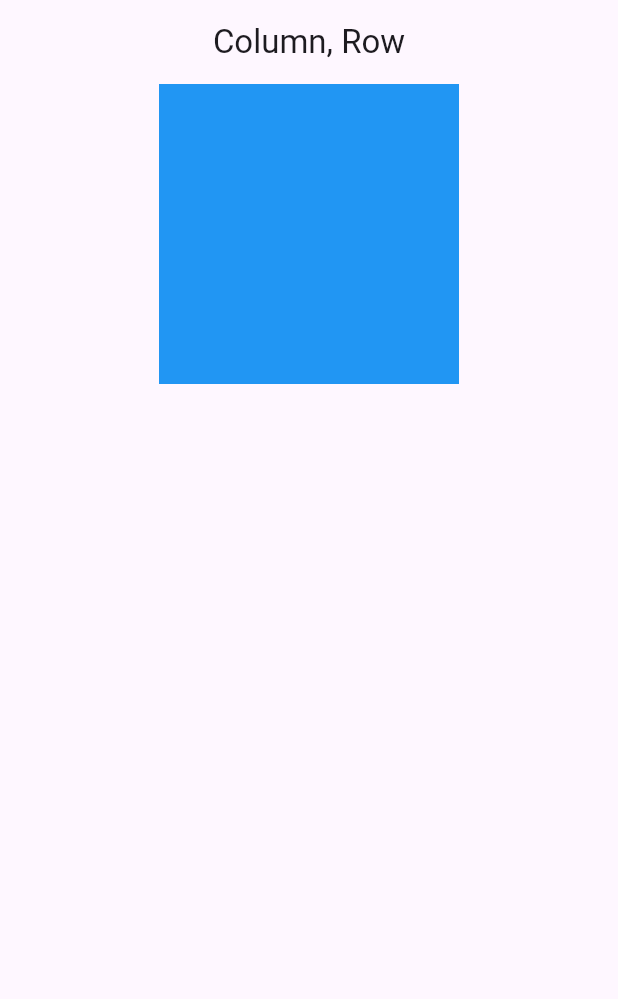
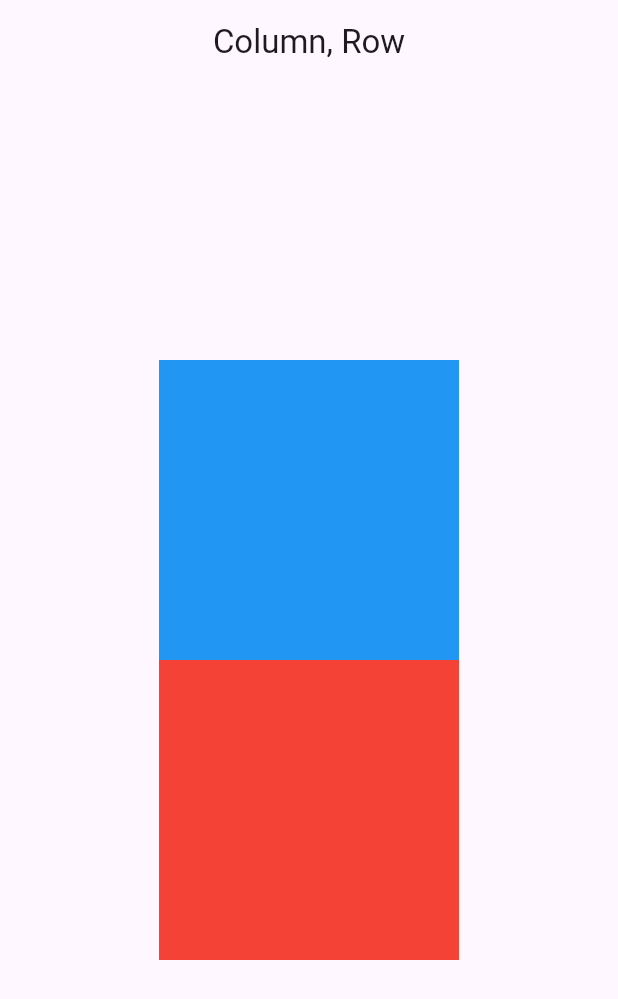
Before and after one commit to Lodny/core_courses, a Flutter app: the screen it shows after launch, on a phone screen of 412 x 824 dp. Shown: the top 999 px of the screen. Run offline on Flutter 3.47's test engine with Material 3 defaults, Android fonts, the phone set to English and light mode, and no system bars.

Commit message:
centered

```diff
--- a/lib/page/scaffold_page.dart
+++ b/lib/page/scaffold_page.dart
@@ -13,11 +13,17 @@ class ScaffoldPage extends StatelessWidget {
       body: Container(
         alignment: Alignment.center,
         child: Column(
+          mainAxisAlignment: MainAxisAlignment.center,
           children: [
             Container(
               width: 200,
               height: 200,
               color: Colors.blue,
+            ),
+            Container(
+              width: 200,
+              height: 200,
+              color: Colors.red,
             )
           ],
         ),
```
